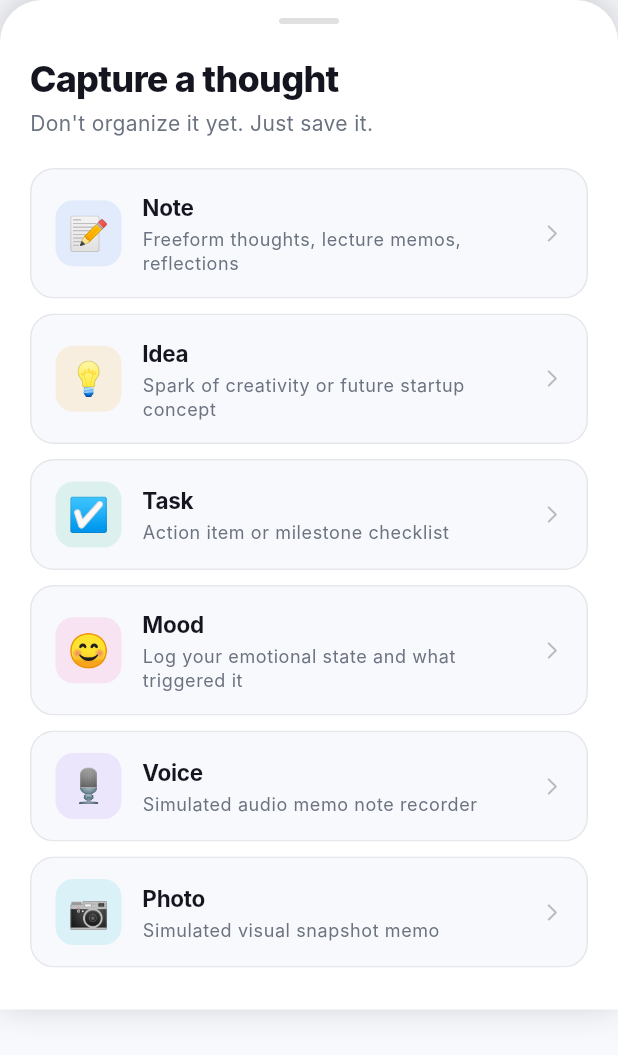
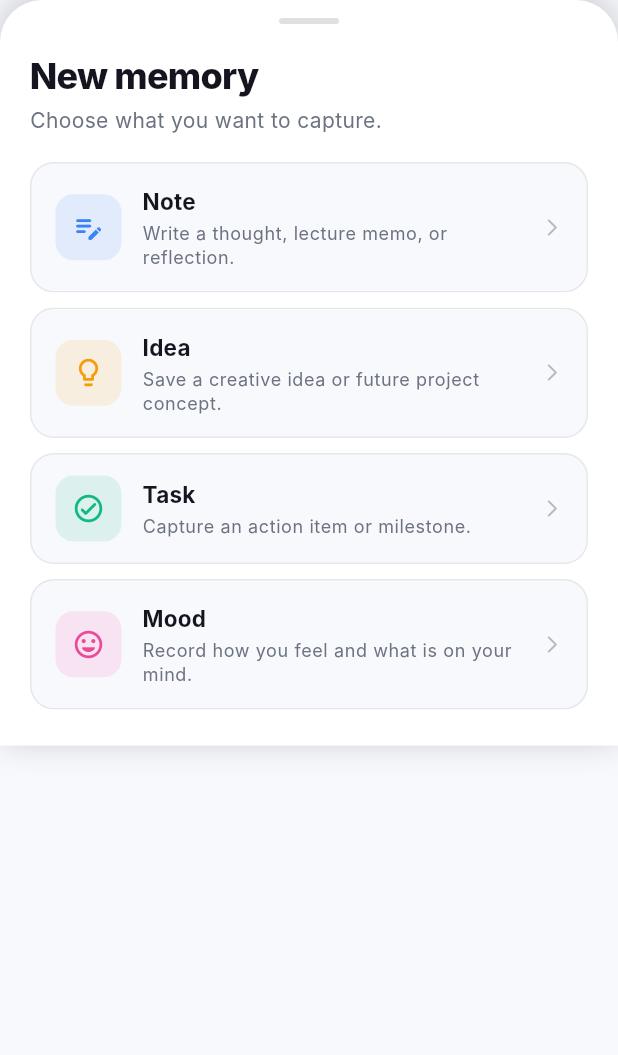
Before and after one commit to tejaswi-a07/mindvault, a Flutter app: the QuickCaptureSheet widget shown alone on an empty page, opened directly, on a phone screen of 412 x 824 dp. Shown: the top 1055 px of the screen. Run offline on Flutter 3.47's test engine with Material 3 defaults, Android fonts, the phone set to English and light mode, and no system bars; our stand-ins replace shared_preferences; accounts and stored records are empty; Roboto replaces fonts that are missing (Inter).

Commit message:
Clean up quick capture and prevent bottom overflow

```diff
--- a/lib/widgets/quick_capture_sheet.dart
+++ b/lib/widgets/quick_capture_sheet.dart
@@ -1,7 +1,7 @@
 import 'package:flutter/material.dart';
+import '../screens/mood_screen.dart';
+import '../screens/note_editor_screen.dart';
 import '../theme/app_theme.dart';
-import '../screens/note_editor_screen.dart';
-import '../screens/mood_screen.dart';
 
 class QuickCaptureSheet extends StatelessWidget {
   const QuickCaptureSheet({super.key});
@@ -11,13 +11,27 @@ class QuickCaptureSheet extends StatelessWidget {
       context: context,
       isScrollControlled: true,
       backgroundColor: Colors.transparent,
+      useSafeArea: true,
       builder: (_) => const QuickCaptureSheet(),
+    );
+  }
+
+  void _openEditor(BuildContext context, {String type = 'note', String? category}) {
+    Navigator.pop(context);
+    Navigator.push(
+      context,
+      MaterialPageRoute(
+        builder: (_) => NoteEditorScreen(
+          defaultCategory: category,
+          initialType: type,
+        ),
+      ),
     );
   }
 
   Widget _buildCaptureItem({
     required BuildContext context,
-    required String emoji,
+    required IconData icon,
     required String title,
     required String subtitle,
     required Color color,
@@ -49,9 +63,7 @@ class QuickCaptureSheet extends StatelessWidget {
                   color: color.withOpacity(0.12),
                   borderRadius: BorderRadius.circular(12),
                 ),
-                child: Center(
-                  child: Text(emoji, style: const TextStyle(fontSize: 22)),
-                ),
+                child: Icon(icon, color: color, size: 22),
               ),
               const SizedBox(width: 14),
               Expanded(
@@ -63,12 +75,13 @@ class QuickCaptureSheet extends StatelessWidget {
                       style: theme.textTheme.titleMedium?.copyWith(
                         fontWeight: FontWeight.w700,
                         fontSize: 15,
-                        letterSpacing: -0.2,
                       ),
                     ),
                     const SizedBox(height: 2),
                     Text(
                       subtitle,
+                      maxLines: 2,
+                      overflow: TextOverflow.ellipsis,
                       style: theme.textTheme.bodySmall?.copyWith(
                         color: isDark ? Colors.white60 : const Color(0xFF6B7280),
                       ),
@@ -76,6 +89,7 @@ class QuickCaptureSheet extends StatelessWidget {
                   ],
                 ),
               ),
+              const SizedBox(width: 8),
               Icon(
                 Icons.arrow_forward_ios_rounded,
                 size: 14,
@@ -88,58 +102,16 @@ class QuickCaptureSheet extends StatelessWidget {
     );
   }
 
-  void _showSimulatedMediaDialog(
-    BuildContext context, {
-    required String title,
-    required String description,
-    required IconData icon,
-    required String noteType,
-  }) {
-    final theme = Theme.of(context);
-    showDialog(
-      context: context,
-      builder: (ctx) => AlertDialog(
-        shape: RoundedRectangleBorder(borderRadius: BorderRadius.circular(20)),
-        title: Row(
-          children: [
-            Icon(icon, color: AppTheme.primaryViolet),
-            const SizedBox(width: 10),
-            Text(title),
-          ],
-        ),
-        content: Text(description),
-        actions: [
-          TextButton(
-            onPressed: () => Navigator.pop(ctx),
-            child: const Text('Cancel'),
-          ),
-          ElevatedButton(
-            onPressed: () {
-              Navigator.pop(ctx);
-              Navigator.push(
-                context,
-                MaterialPageRoute(
-                  builder: (_) => NoteEditorScreen(
-                    defaultCategory: noteType == 'voice' ? 'Ideas' : 'Personal',
-                    initialType: noteType,
-                  ),
-                ),
-              );
-            },
-            child: const Text('Add Memory Note'),
-          ),
-        ],
-      ),
-    );
-  }
-
   @override
   Widget build(BuildContext context) {
     final theme = Theme.of(context);
     final isDark = theme.brightness == Brightness.dark;
 
     return Container(
-      padding: const EdgeInsets.fromLTRB(20, 12, 20, 28),
+      constraints: BoxConstraints(
+        maxHeight: MediaQuery.of(context).size.height * 0.82,
+      ),
+      padding: const EdgeInsets.fromLTRB(20, 12, 20, 20),
       decoration: BoxDecoration(
         color: isDark ? const Color(0xFF14151F) : Colors.white,
         borderRadius: const BorderRadius.vertical(top: Radius.circular(28)),
@@ -151,25 +123,25 @@ class QuickCaptureSheet extends StatelessWidget {
           ),
         ],
       ),
+      child: SingleChildScrollView(
+        physics: const BouncingScrollPhysics(),
         child: Column(
           mainAxisSize: MainAxisSize.min,
           crossAxisAlignment: CrossAxisAlignment.start,
           children: [
-          // Drag handle
             Center(
               child: Container(
                 width: 40,
                 height: 4,
-              margin: const EdgeInsets.only(bottom: 20),
+                margin: const EdgeInsets.only(bottom: 18),
                 decoration: BoxDecoration(
                   color: isDark ? Colors.white24 : Colors.black12,
                   borderRadius: BorderRadius.circular(2),
                 ),
               ),
             ),
-          // Sheet Header
             Text(
-            'Capture a thought',
+              'New memory',
               style: theme.textTheme.headlineSmall?.copyWith(
                 fontWeight: FontWeight.w800,
                 letterSpacing: -0.5,
@@ -177,125 +149,56 @@ class QuickCaptureSheet extends StatelessWidget {
             ),
             const SizedBox(height: 4),
             Text(
-            "Don't organize it yet. Just save it.",
+              'Choose what you want to capture.',
               style: theme.textTheme.bodyMedium?.copyWith(
                 color: isDark ? Colors.white60 : const Color(0xFF6B7280),
               ),
             ),
-          const SizedBox(height: 20),
-          // Options List
+            const SizedBox(height: 18),
             _buildCaptureItem(
               context: context,
-            emoji: '📝',
+              icon: Icons.edit_note_rounded,
               title: 'Note',
-            subtitle: 'Freeform thoughts, lecture memos, reflections',
+              subtitle: 'Write a thought, lecture memo, or reflection.',
               color: const Color(0xFF3B82F6),
-            onTap: () {
-              Navigator.pop(context);
-              Navigator.push(
-                context,
-                MaterialPageRoute(
-                  builder: (_) => const NoteEditorScreen(initialType: 'note'),
-                ),
-              );
-            },
+              onTap: () => _openEditor(context),
             ),
             const SizedBox(height: 10),
             _buildCaptureItem(
               context: context,
-            emoji: '💡',
+              icon: Icons.lightbulb_outline_rounded,
               title: 'Idea',
-            subtitle: 'Spark of creativity or future startup concept',
+              subtitle: 'Save a creative idea or future project concept.',
               color: const Color(0xFFF59E0B),
-            onTap: () {
-              Navigator.pop(context);
-              Navigator.push(
-                context,
-                MaterialPageRoute(
-                  builder: (_) => const NoteEditorScreen(
-                    defaultCategory: 'Ideas',
-                    initialType: 'idea',
-                  ),
-                ),
-              );
-            },
+              onTap: () => _openEditor(context, type: 'idea', category: 'Ideas'),
             ),
             const SizedBox(height: 10),
             _buildCaptureItem(
               context: context,
-            emoji: '☑',
+              icon: Icons.check_circle_outline_rounded,
               title: 'Task',
-            subtitle: 'Action item or milestone checklist',
+              subtitle: 'Capture an action item or milestone.',
               color: const Color(0xFF10B981),
-            onTap: () {
-              Navigator.pop(context);
-              Navigator.push(
-                context,
-                MaterialPageRoute(
-                  builder: (_) => const NoteEditorScreen(
-                    defaultCategory: 'Study',
-                    initialType: 'task',
-                  ),
-                ),
-              );
-            },
+              onTap: () => _openEditor(context, type: 'task', category: 'Study'),
             ),
             const SizedBox(height: 10),
             _buildCaptureItem(
               context: context,
-            emoji: '😊',
+              icon: Icons.mood_rounded,
               title: 'Mood',
-            subtitle: 'Log your emotional state and what triggered it',
+              subtitle: 'Record how you feel and what is on your mind.',
               color: const Color(0xFFEC4899),
               onTap: () {
                 Navigator.pop(context);
                 Navigator.push(
                   context,
-                MaterialPageRoute(
-                  builder: (_) => const MoodScreen(),
-                ),
+                  MaterialPageRoute(builder: (_) => const MoodScreen()),
                 );
               },
             ),
-          const SizedBox(height: 10),
-          _buildCaptureItem(
-            context: context,
-            emoji: '🎙',
-            title: 'Voice',
-            subtitle: 'Simulated audio memo note recorder',
-            color: const Color(0xFF8B5CF6),
-            onTap: () {
-              Navigator.pop(context);
-              _showSimulatedMediaDialog(
-                context,
-                title: 'Voice Memo Simulation',
-                description:
-                    'Simulated audio memo captured. Would you like to transcribe and attach this to a new memory?',
-                icon: Icons.mic_none_rounded,
-                noteType: 'voice',
-              );
-            },
+            const SizedBox(height: 4),
+          ],
         ),
-          const SizedBox(height: 10),
-          _buildCaptureItem(
-            context: context,
-            emoji: '📷',
-            title: 'Photo',
-            subtitle: 'Simulated visual snapshot memo',
-            color: const Color(0xFF06B6D4),
-            onTap: () {
-              Navigator.pop(context);
-              _showSimulatedMediaDialog(
-                context,
-                title: 'Photo Memory Simulation',
-                description:
-                    'Simulated snapshot saved. Would you like to create a memory card with this photo entry?',
-                icon: Icons.camera_alt_outlined,
-                noteType: 'photo',
-              );
-            },
-          ),
-        ],
       ),
     );
   }
```
Lines whose indentation alone changed are shown as unchanged.
